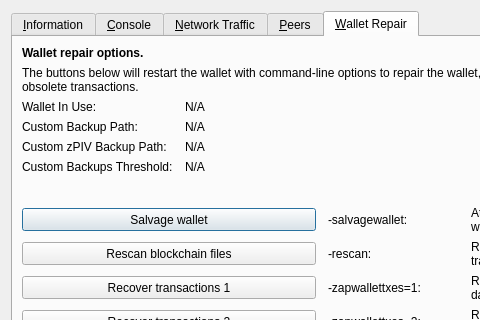
Before: the Qt Designer form src/qt/forms/rpcconsole.ui in electracoin-ECA/electra-archive, drawn with Qt 5; both pictures show x 0 to 480 and y 0 to 320 of the 769 by 485 pixel window.
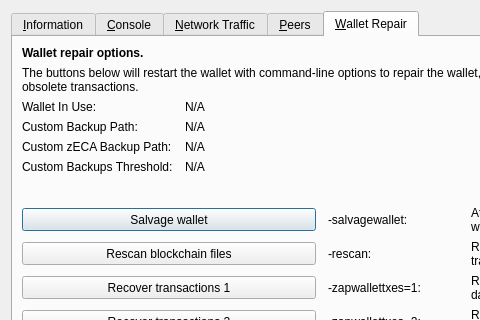
After: the same form once the commit is applied. The open tabs and pages were chosen to show the change. Icons and pictures are not drawn. Custom widgets are drawn as their Qt base class.

Patch:
```diff
--- a/src/qt/forms/rpcconsole.ui
+++ b/src/qt/forms/rpcconsole.ui
@@ -1328,7 +1328,7 @@
        <item row="4" column="0">
         <widget class="QLabel" name="wallet_customzpivbackuppath_label">
          <property name="text">
-          <string>Custom zPIV Backup Path:</string>
+          <string>Custom zECA Backup Path:</string>
          </property>
          <property name="visible">
           <bool>false</bool>
```
Left out of the diff: 10 changed lines with no effect on the pictures.
